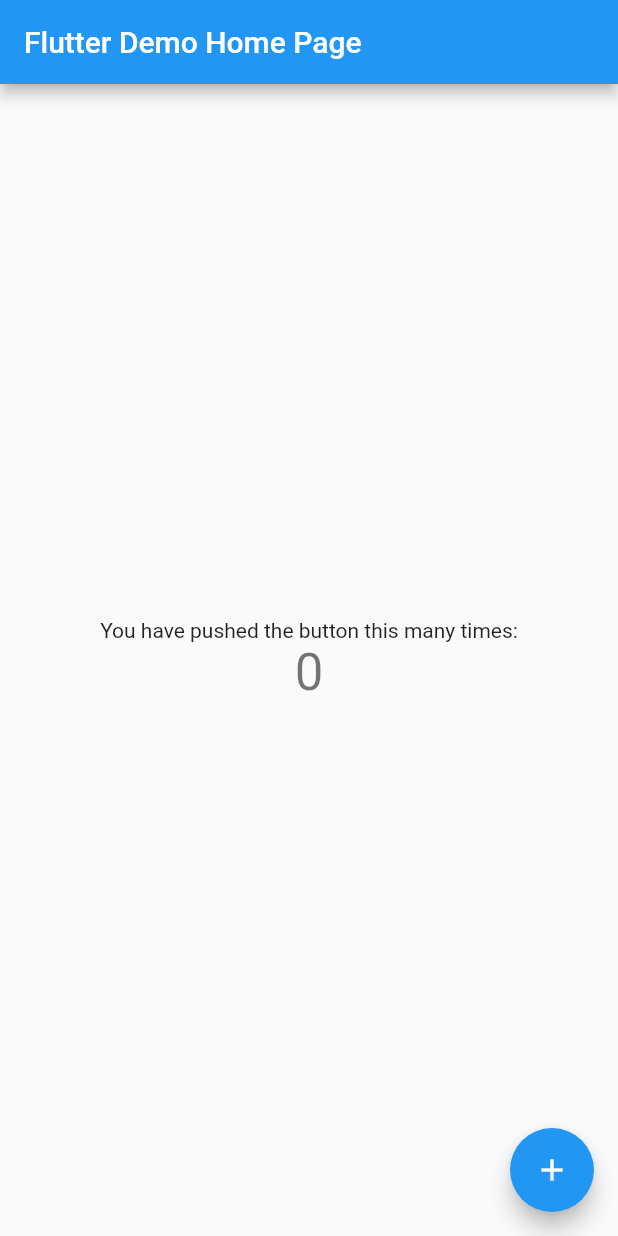
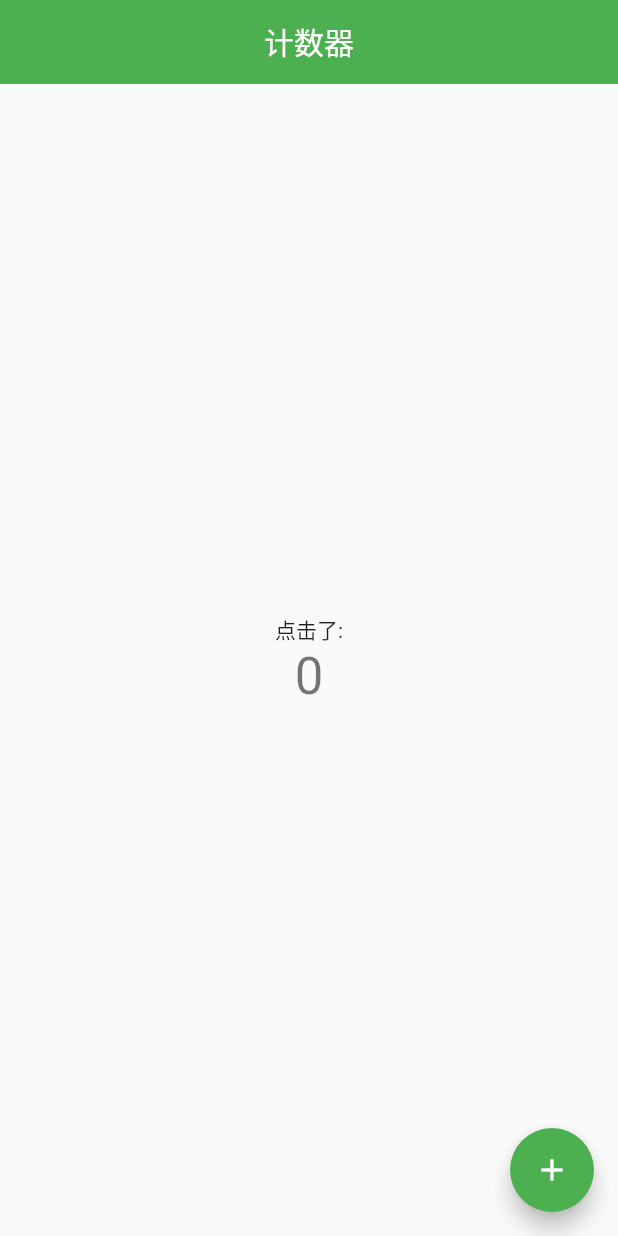
Before and after one commit to EsZhangHome/flutter_widgets, a Flutter app: the screen it shows after launch, on a phone screen of 412 x 824 dp. Run offline on Flutter 3.47's test engine with Material 2 defaults, Android fonts, the phone set to English and light mode, and no system bars.

Commit message:
feature: 去掉注释 & 标题居中

```diff
--- a/lib/main.dart
+++ b/lib/main.dart
@@ -1,3 +1,11 @@
+/*
+ * @Author: zhangensheng zhangensheng@huice.com
+ * @Date: 2023-08-16 09:49:50
+ * @LastEditors: zhangensheng zhangensheng@huice.com
+ * @LastEditTime: 2023-08-16 13:57:47
+ * @FilePath: /flutter_widgets/lib/main.dart
+ * @Description: main 程序 入口
+ */
 import 'package:flutter/material.dart';
 
 void main() {
@@ -6,41 +14,21 @@
 
 class MyApp extends StatelessWidget {
   const MyApp({Key? key}) : super(key: key);
-
-  // This widget is the root of your application.
   @override
   Widget build(BuildContext context) {
     return MaterialApp(
       title: 'Flutter Demo',
       theme: ThemeData(
-        // This is the theme of your application.
-        //
-        // Try running your application with "flutter run". You'll see the
-        // application has a blue toolbar. Then, without quitting the app, try
-        // changing the primarySwatch below to Colors.green and then invoke
-        // "hot reload" (press "r" in the console where you ran "flutter run",
-        // or simply save your changes to "hot reload" in a Flutter IDE).
-        // Notice that the counter didn't reset back to zero; the application
-        // is not restarted.
-        primarySwatch: Colors.blue,
+        primarySwatch: Colors.green,
       ),
-      home: const MyHomePage(title: 'Flutter Demo Home Page'),
+      home: const MyHomePage(title: '计数器'),
+      debugShowCheckedModeBanner: false,
     );
   }
 }
 
 class MyHomePage extends StatefulWidget {
   const MyHomePage({Key? key, required this.title}) : super(key: key);
-
-  // This widget is the home page of your application. It is stateful, meaning
-  // that it has a State object (defined below) that contains fields that affect
-  // how it looks.
-
-  // This class is the configuration for the state. It holds the values (in this
-  // case the title) provided by the parent (in this case the App widget) and
-  // used by the build method of the State. Fields in a Widget subclass are
-  // always marked "final".
-
   final String title;
 
   @override
@@ -52,51 +40,24 @@
 
   void _incrementCounter() {
     setState(() {
-      // This call to setState tells the Flutter framework that something has
-      // changed in this State, which causes it to rerun the build method below
-      // so that the display can reflect the updated values. If we changed
-      // _counter without calling setState(), then the build method would not be
-      // called again, and so nothing would appear to happen.
       _counter++;
     });
   }
 
   @override
   Widget build(BuildContext context) {
-    // This method is rerun every time setState is called, for instance as done
-    // by the _incrementCounter method above.
-    //
-    // The Flutter framework has been optimized to make rerunning build methods
-    // fast, so that you can just rebuild anything that needs updating rather
-    // than having to individually change instances of widgets.
     return Scaffold(
       appBar: AppBar(
-        // Here we take the value from the MyHomePage object that was created by
-        // the App.build method, and use it to set our appbar title.
         title: Text(widget.title),
+        centerTitle: true,
+        elevation: 0,
       ),
       body: Center(
-        // Center is a layout widget. It takes a single child and positions it
-        // in the middle of the parent.
         child: Column(
-          // Column is also a layout widget. It takes a list of children and
-          // arranges them vertically. By default, it sizes itself to fit its
-          // children horizontally, and tries to be as tall as its parent.
-          //
-          // Invoke "debug painting" (press "p" in the console, choose the
-          // "Toggle Debug Paint" action from the Flutter Inspector in Android
-          // Studio, or the "Toggle Debug Paint" command in Visual Studio Code)
-          // to see the wireframe for each widget.
-          //
-          // Column has various properties to control how it sizes itself and
-          // how it positions its children. Here we use mainAxisAlignment to
-          // center the children vertically; the main axis here is the vertical
-          // axis because Columns are vertical (the cross axis would be
-          // horizontal).
           mainAxisAlignment: MainAxisAlignment.center,
           children: <Widget>[
             const Text(
-              'You have pushed the button this many times:',
+              '点击了:',
             ),
             Text(
               '$_counter',
@@ -109,7 +70,7 @@
         onPressed: _incrementCounter,
         tooltip: 'Increment',
         child: const Icon(Icons.add),
-      ), // This trailing comma makes auto-formatting nicer for build methods.
+      ),
     );
   }
 }
```
